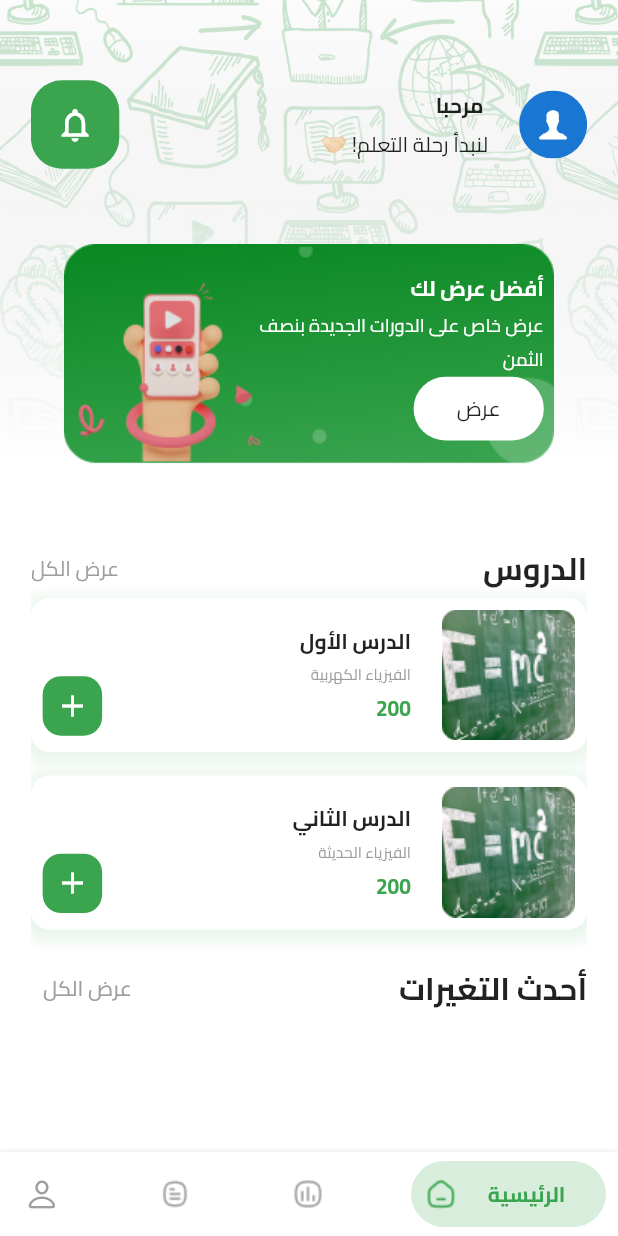
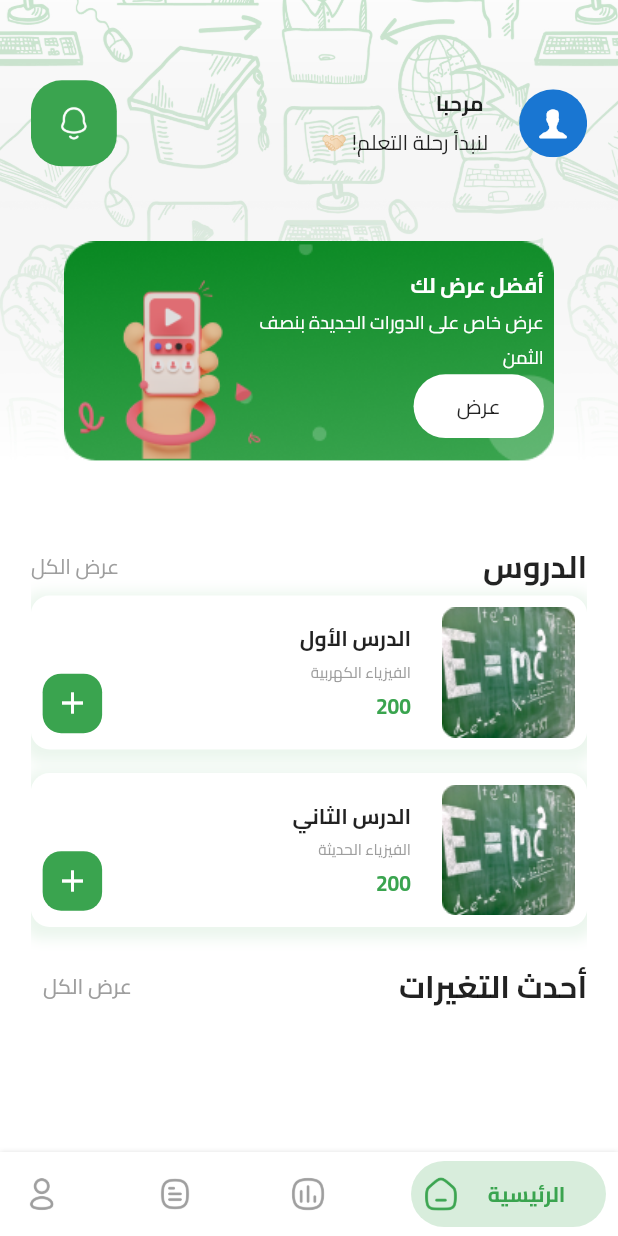
Before and after one commit to osamaOmran1917/Tesla-In-Physics, a Flutter app: the HomeScreen screen opened directly, on a phone screen of 412 x 824 dp. Run offline on Flutter 3.47's test engine with Material 2 defaults, Android fonts, the phone set to English and light mode, and no system bars; drawn by our look-alikes of bottom_navy_bar, cached_network_image; our stand-ins replace cloud_firestore, firebase_auth, firebase_core, firebase_storage, flutter_slidable, google_sign_in and 1 more; accounts and stored records are empty; network calls fail.

Commit message:
Design ✔

```diff
--- a/lib/screens/auth/complete_user_data.dart
+++ b/lib/screens/auth/complete_user_data.dart
@@ -44,6 +44,7 @@ class _CompleteUserDataState extends State<CompleteUserData> {
     return WillPopScope(
       onWillPop: () async {
         APIs.deleteUser();
+        await GoogleSignIn().disconnect();
         await APIs.auth.signOut();
         await GoogleSignIn().signOut();
         return true;
@@ -69,6 +70,7 @@ class _CompleteUserDataState extends State<CompleteUserData> {
                           InkWell(
                               onTap: () async {
                                 APIs.deleteUser();
+                                await GoogleSignIn().disconnect();
                                 await APIs.auth.signOut();
                                 await GoogleSignIn().signOut();
                                 Navigator.pop(context);
--- a/lib/screens/home/home_screen.dart
+++ b/lib/screens/home/home_screen.dart
@@ -54,7 +54,7 @@ class _HomeScreenState extends State<HomeScreen> {
               setState(() => HomeScreen.selectedIndex = index),
           items: [
             BottomNavyBarItem(
-                icon: Icon(CupertinoIcons.person),
+                icon: ImageIcon(AssetImage('assets/images/Profile.png')),
                 title: Text(
                   'البروفايل',
                   style: TextStyle(fontFamily: 'Cairo'),
@@ -73,7 +73,7 @@ class _HomeScreenState extends State<HomeScreen> {
                 textAlign: TextAlign.center,
                 inactiveColor: Colors.grey),
             BottomNavyBarItem(
-                icon: ImageIcon(AssetImage('assets/images/dates.png')),
+                icon: ImageIcon(AssetImage('assets/images/attendance.png')),
                 title: Text(
                   'الحضور',
                   style: TextStyle(fontFamily: 'Cairo'),
--- a/lib/screens/home/main_tab/main_tab.dart
+++ b/lib/screens/home/main_tab/main_tab.dart
@@ -71,11 +71,9 @@ class _MainTabState extends State<MainTab> {
                   decoration: BoxDecoration(
                       color: lightGreen,
                       borderRadius: BorderRadius.circular(width * .05)),
-                  child: Icon(
-                    Icons.notifications_none,
-                    color: Colors.white,
-                    size: width * .065,
-                  ),
+                  child: Image.asset(
+                    'assets/images/Notification.png', width: width * .061,
+                    height: width * .061,),
                 ),
                 Expanded(child: Container()),
                 Column(
--- a/lib/widgets/post_widget.dart
+++ b/lib/widgets/post_widget.dart
@@ -86,9 +86,11 @@ class PostWidget extends StatelessWidget {
             ),
             CircleAvatar(
               backgroundColor: Color(0xffebf6ed),
-              child: Icon(
-                Icons.notifications_none,
+              child: Image.asset(
+                'assets/images/Notification.png',
                 color: lightGreen,
+                width: width * .061,
+                height: width * .061,
               ),
             )
           ],
```
Also changed, not shown: lib/screens/home/profile_tab/profile_tab.dart (+55 -8 lines), assets/images/Document.png, assets/images/Ellipse 97.png (added), assets/images/Home.png, assets/images/Logout.png, assets/images/Notification.png (added), assets/images/Profile.png (added), assets/images/Ticket.png, assets/images/add_user.png (added), assets/images/attendance.png (added), assets/images/dates.png (deleted), assets/images/done.png (added), assets/images/exams.png, assets/images/profile_icon.png (deleted).
